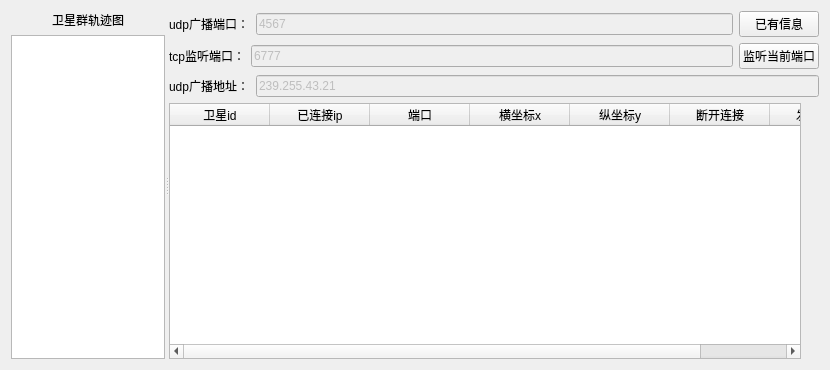
Qt form server.ui (VictorySong/ls) before a commit.
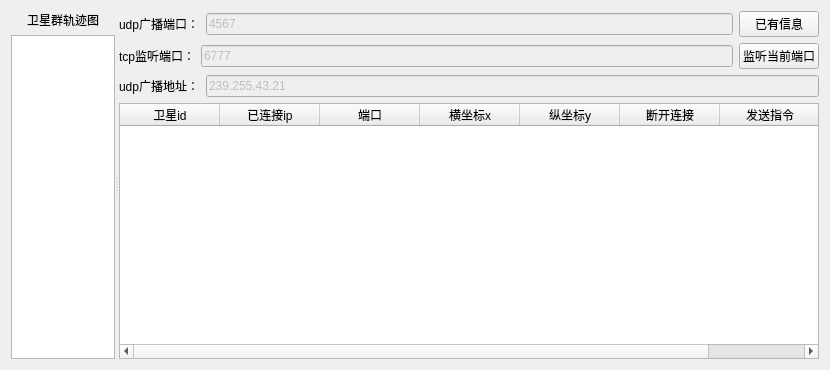
The same form after that commit.

Commit message: 修改窗口大小

The edit to the form file:
```diff
--- a/server.ui
+++ b/server.ui
@@ -29,7 +29,14 @@
         </widget>
        </item>
        <item>
-        <widget class="QGraphicsView" name="graphicsView"/>
+        <widget class="QGraphicsView" name="graphicsView">
+         <property name="sizePolicy">
+          <sizepolicy hsizetype="Expanding" vsizetype="Expanding">
+           <horstretch>0</horstretch>
+           <verstretch>0</verstretch>
+          </sizepolicy>
+         </property>
+        </widget>
        </item>
       </layout>
      </widget>
@@ -42,13 +49,13 @@
       </property>
       <property name="minimumSize">
        <size>
-        <width>650</width>
+        <width>700</width>
         <height>0</height>
        </size>
       </property>
       <property name="maximumSize">
        <size>
-        <width>650</width>
+        <width>700</width>
         <height>16777215</height>
        </size>
       </property>
@@ -176,13 +183,13 @@
          </property>
          <property name="minimumSize">
           <size>
-           <width>632</width>
+           <width>700</width>
            <height>0</height>
           </size>
          </property>
          <property name="maximumSize">
           <size>
-           <width>632</width>
+           <width>700</width>
            <height>16777215</height>
           </size>
          </property>
```
The commit also changes 3 other files.
